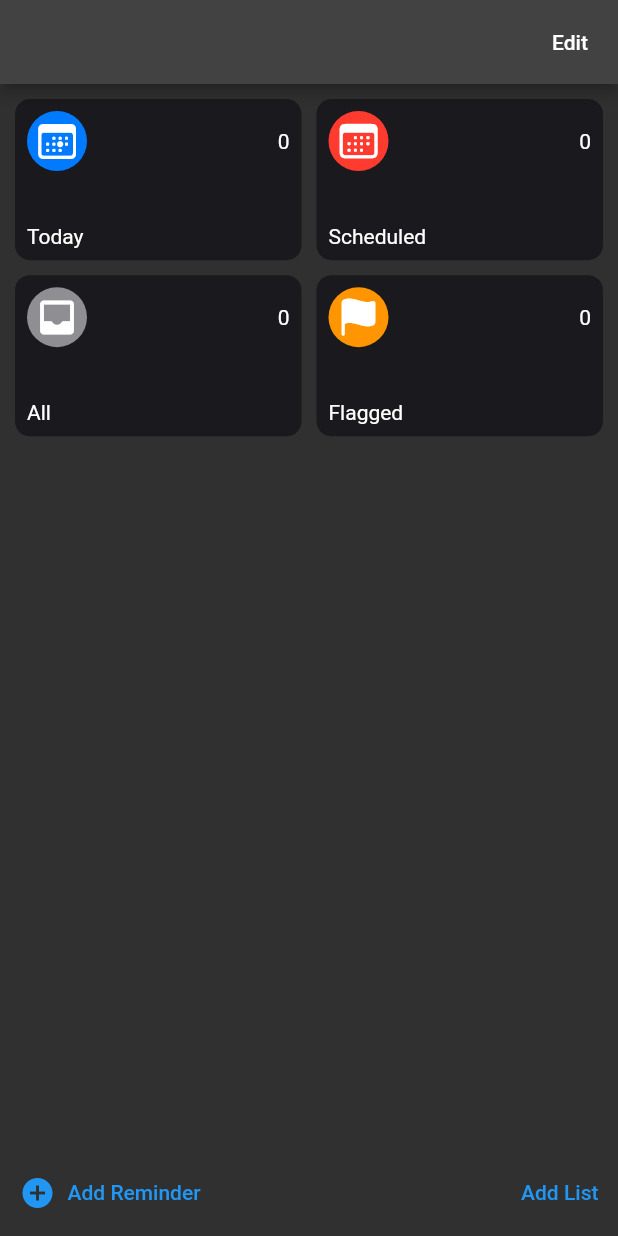
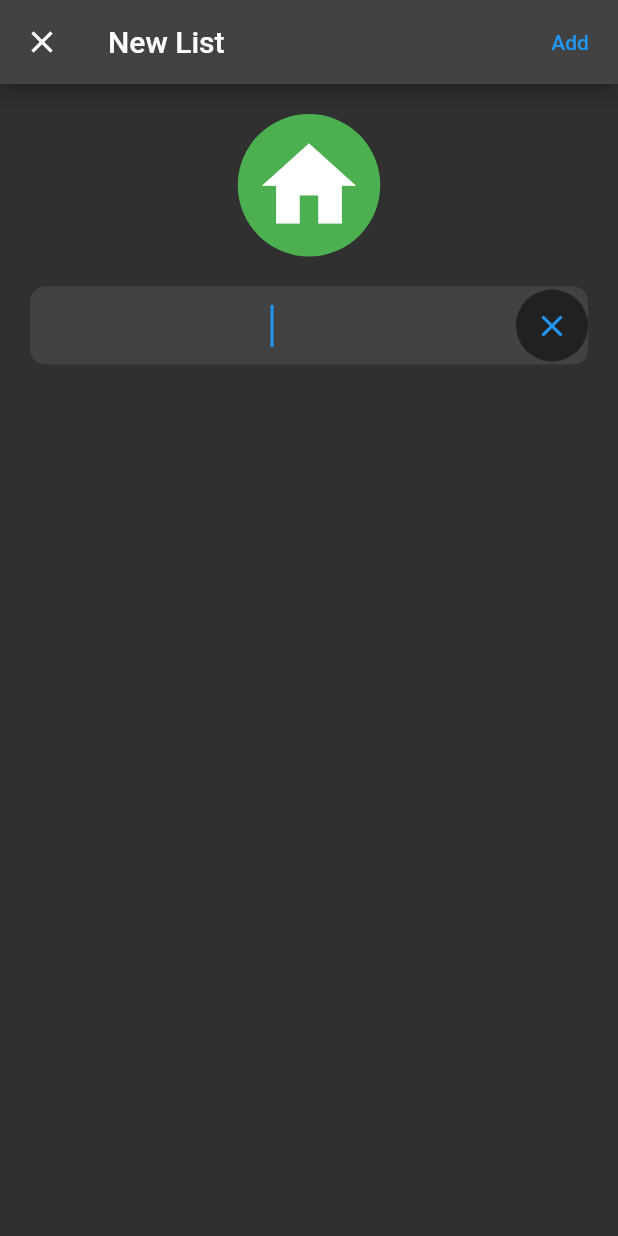
Before and after one commit to rafaelhalder/reminders, a Flutter app: the screen it shows after launch, after a tap on "Add List", on a phone screen of 412 x 824 dp. Run offline on Flutter 3.47's test engine with Material 2 defaults, Android fonts, the phone set to English and light mode, and no system bars.

Commit message:
att files

```diff
--- a/lib/main.dart
+++ b/lib/main.dart
@@ -1,4 +1,5 @@
 import 'package:flutter/material.dart';
+import 'package:reminders/screens/home/add_list/add_list_screen.dart';
 import 'package:reminders/screens/home/home_screen.dart';
 
 void main() {
@@ -14,7 +15,8 @@ class App extends StatelessWidget {
     return MaterialApp(
       initialRoute: '/',
       routes: {
-        '/': ((context) => HomeScreen()),
+        '/': (context) => HomeScreen(),
+        '/addList': (context) => AddListScreen(),
       },
       theme: ThemeData.dark(),
     );
--- a/lib/models/category_collection.dart
+++ b/lib/models/category/category_collection.dart
@@ -3,7 +3,7 @@ import 'dart:collection';
 import 'package:flutter/cupertino.dart';
 import 'package:flutter/material.dart';
 
-import '../common/widgets/category_icon.dart';
+import '../../common/widgets/category_icon.dart';
 import 'category.dart';
 
 class CategoryCollection {
--- /dev/null
+++ b/lib/screens/home/add_list/add_list_screen.dart
@@ -0,0 +1,59 @@
+import 'package:flutter/material.dart';
+
+class AddListScreen extends StatefulWidget {
+  const AddListScreen({ Key? key }) : super(key: key);
+
+  @override
+  State<AddListScreen> createState() => _AddListScreenState();
+}
+
+class _AddListScreenState extends State<AddListScreen> {
+  @override
+  Widget build(BuildContext context) {
+    return Scaffold(
+      appBar: AppBar(
+        title: const Text('New List'),
+        actions: [
+          TextButton(
+            onPressed: () {}, child: Text('Add'),
+          )
+        ],
+      ),
+      body: Padding(
+        padding: const EdgeInsets.all(20.0),
+        child: Column(
+          crossAxisAlignment: CrossAxisAlignment.stretch,
+          children: [
+            Container(
+              padding: EdgeInsets.all(10),
+              decoration: BoxDecoration(shape: BoxShape.circle,
+               color: Colors.green),
+              child: Icon(Icons.home, size: 75),
+            ),
+            SizedBox(
+              height:20
+            ),
+            Container(
+              decoration: BoxDecoration(color: Theme.of(context).cardColor,
+              borderRadius: BorderRadius.circular(10)),
+              child: TextField(
+                autofocus: true,
+                textAlign: TextAlign.center,
+                style: Theme.of(context).textTheme.headline5,
+                decoration: InputDecoration(
+                  border: InputBorder.none,
+                  suffixIcon: Container(
+                    decoration:BoxDecoration(
+                      shape: BoxShape.circle,
+                      color: Theme.of(context).primaryColor
+                    ),
+                    child: Icon(Icons.clear)),
+                )
+              ),
+            )
+          ],
+        ),
+      )
+    );
+  }
+}
--- a/lib/screens/home/home_screen.dart
+++ b/lib/screens/home/home_screen.dart
@@ -1,12 +1,12 @@
 import 'package:flutter/cupertino.dart';
 import 'package:flutter/material.dart';
 import 'package:reminders/common/widgets/category_icon.dart';
-import 'package:reminders/models/category_collection.dart';
-import 'package:reminders/screens/home/footer.dart';
-import 'package:reminders/screens/home/list_view_intems.dart';
+import 'package:reminders/models/category/category_collection.dart';
+import 'package:reminders/screens/home/widgets/footer.dart';
+import 'package:reminders/screens/home/widgets/list_view_intems.dart';
 
-import '../../models/category.dart';
-import 'grid_view_items.dart';
+import '../../models/category/category.dart';
+import 'widgets/grid_view_items.dart';
 
 class HomeScreen extends StatefulWidget {
   HomeScreen({Key? key}) : super(key: key);
@@ -18,38 +18,6 @@ class HomeScreen extends StatefulWidget {
 class _HomeScreenState extends State<HomeScreen> {
   String layoutType = 'grid';
   CategoryCollection categoryCollection = CategoryCollection();
-
-  final List<Category> categories = [
-    Category(
-      id: 'today',
-      name: 'Today',
-      icon: const CategoryIcon(
-        bgColor: CupertinoColors.systemBlue,
-        iconData: CupertinoIcons.calendar_today,
-      ),
-    ),
-    Category(
-        id: 'scheduled',
-        name: 'Scheduled',
-        icon: const CategoryIcon(
-          bgColor: CupertinoColors.systemRed,
-          iconData: CupertinoIcons.calendar,
-        )),
-    Category(
-        id: 'all',
-        name: 'All',
-        icon: const CategoryIcon(
-          bgColor: CupertinoColors.systemGrey,
-          iconData: Icons.inbox_rounded,
-        )),
-    Category(
-        id: 'flagged',
-        name: 'Flagged',
-        icon: const CategoryIcon(
-          bgColor: CupertinoColors.systemOrange,
-          iconData: CupertinoIcons.flag_fill,
-        )),
-  ];
 
   @override
   Widget build(BuildContext context) {
--- a/lib/screens/home/footer.dart
+++ b/lib/screens/home/widgets/footer.dart
@@ -1,5 +1,5 @@
-
 import 'package:flutter/material.dart';
+import 'package:reminders/screens/home/add_list/add_list_screen.dart';
 
 class Footer extends StatelessWidget {
   const Footer({
@@ -19,7 +19,15 @@ class Footer extends StatelessWidget {
             label: const Text('Add Reminder'),
           ),
           TextButton(
-            onPressed: () {},
+            onPressed: () {
+              Navigator.push(
+                  context,
+                  MaterialPageRoute(
+                      builder: (context) => const AddListScreen(),
+                      fullscreenDialog: true));
+
+              //Navigator.pushNamed(context, '/addList');
+            },
             child: const Text('Add List'),
           )
         ],
--- a/lib/screens/home/grid_view_items.dart
+++ b/lib/screens/home/widgets/grid_view_items.dart
@@ -1,6 +1,6 @@
 import 'package:flutter/cupertino.dart';
-import 'package:reminders/models/category.dart';
-import '../../models/category_collection.dart';
+import 'package:reminders/models/category/category.dart';
+import '../../../models/category/category_collection.dart';
 
 class GridViewItems extends StatelessWidget {
   const GridViewItems({
--- a/lib/screens/home/list_view_intems.dart
+++ b/lib/screens/home/widgets/list_view_intems.dart
@@ -1,5 +1,5 @@
 import 'package:flutter/material.dart';
-import 'package:reminders/models/category_collection.dart';
+import 'package:reminders/models/category/category_collection.dart';
 
 const LIST_VIEW_HEIGHT = 70.0;
 
```
Also changed, not shown: lib/models/category/category.dart (renamed from lib/models/category.dart).
